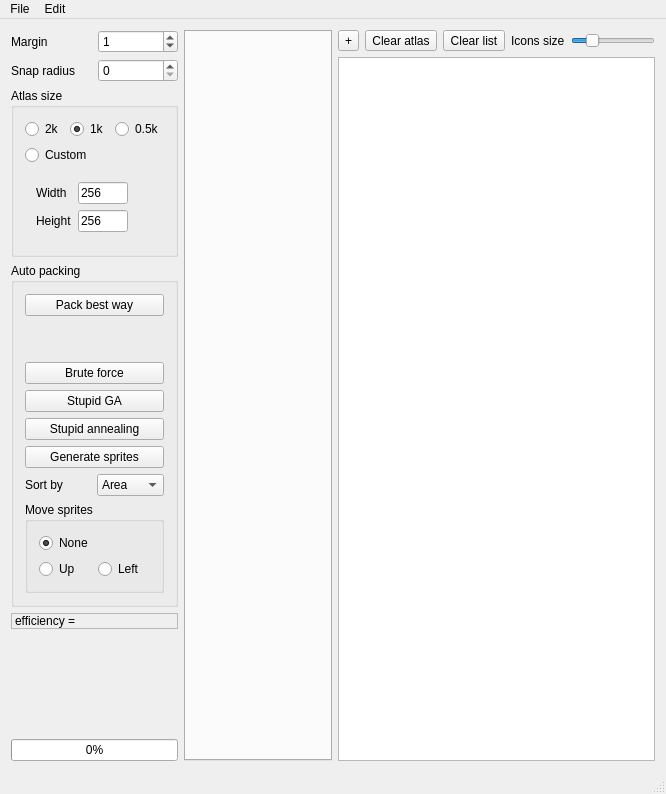
Qt form mainwindow.ui (7ururu/AtlasCreator) before a commit.
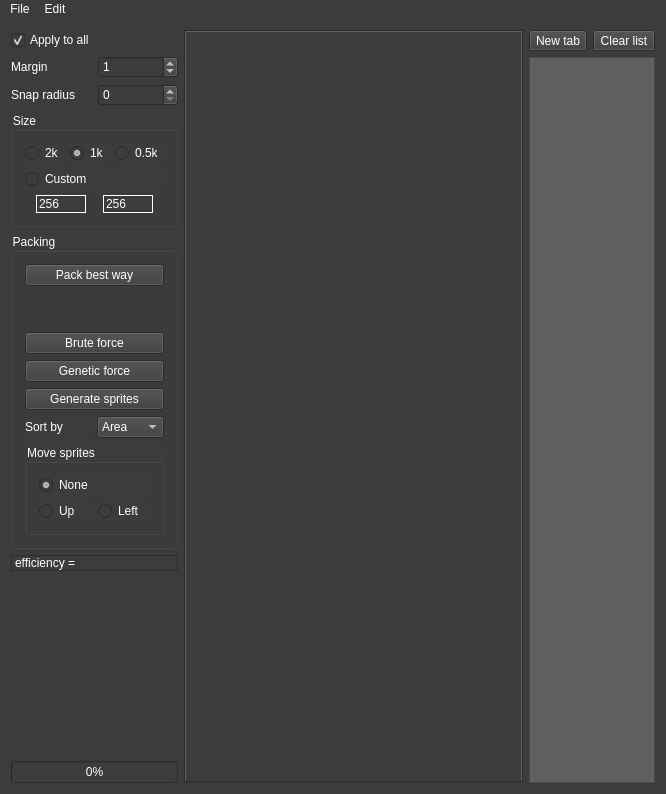
The same form after that commit. The open tabs and pages were chosen to show the change. Custom widgets are drawn as their Qt base class.

The edit to the form file:
```diff
--- a/mainwindow.ui
+++ b/mainwindow.ui
@@ -13,45 +13,53 @@
   <property name="windowTitle">
    <string>AtlasCreator</string>
   </property>
+  <property name="styleSheet">
+   <string notr="true">QObject
+{
+background-color:rgb(60, 60, 60);
+color:rgb(255, 255, 255);
+}
+
+QPushButton:hover
+{
+	background-color:rgb(160, 160, 160);
+}
+
+QLineEdit
+{
+	border:1px solid white;
+}
+</string>
+  </property>
   <widget class="QWidget" name="centralWidget">
    <layout class="QHBoxLayout" name="horizontalLayout_2">
     <item>
-     <layout class="QHBoxLayout" name="horizontalLayout">
-      <item>
-       <layout class="QVBoxLayout" name="verticalLayout_2">
-        <item>
-         <layout class="QHBoxLayout" name="horizontalLayout_6">
-          <item>
+     <layout class="QGridLayout" name="gridLayout_2">
+      <item row="1" column="0">
            <widget class="QLabel" name="labelMargin">
             <property name="text">
              <string>Margin</string>
             </property>
            </widget>
           </item>
-          <item>
+      <item row="1" column="1">
            <widget class="QSpinBox" name="spinBoxMargin">
             <property name="value">
              <number>1</number>
             </property>
            </widget>
           </item>
-         </layout>
-        </item>
-        <item>
-         <layout class="QHBoxLayout" name="horizontalLayout_7">
-          <item>
+      <item row="2" column="0">
            <widget class="QLabel" name="labelSnap">
             <property name="text">
              <string>Snap radius</string>
             </property>
            </widget>
           </item>
-          <item>
+      <item row="2" column="1">
            <widget class="QSpinBox" name="spinBoxSnap"/>
           </item>
-         </layout>
-        </item>
-        <item>
+      <item row="3" column="0" colspan="2">
          <widget class="QGroupBox" name="groupBoxAtlasSize">
           <property name="sizePolicy">
            <sizepolicy hsizetype="Preferred" vsizetype="Preferred">
@@ -60,7 +68,7 @@
            </sizepolicy>
           </property>
           <property name="title">
-           <string>Atlas size</string>
+         <string>Size</string>
           </property>
           <property name="flat">
            <bool>false</bool>
@@ -70,15 +78,15 @@
           </property>
           <layout class="QVBoxLayout" name="verticalLayout">
            <item>
-            <layout class="QHBoxLayout" name="horizontalLayout_10">
-             <item>
+          <layout class="QGridLayout" name="gridLayout_3">
+           <item row="0" column="0">
               <widget class="QRadioButton" name="radioButton2048">
                <property name="text">
                 <string>2k</string>
                </property>
               </widget>
              </item>
-             <item>
+           <item row="0" column="1">
               <widget class="QRadioButton" name="radioButton1024">
                <property name="text">
                 <string>1k</string>
@@ -88,63 +96,20 @@
                </property>
               </widget>
              </item>
-             <item>
+           <item row="0" column="2">
               <widget class="QRadioButton" name="radioButton512">
                <property name="text">
                 <string>0.5k</string>
                </property>
               </widget>
              </item>
-            </layout>
-           </item>
-           <item>
-            <widget class="QRadioButton" name="radioButtonCustom">
-             <property name="text">
-              <string>Custom</string>
-             </property>
-            </widget>
-           </item>
-           <item>
-            <widget class="QStackedWidget" name="stackedWidget">
-             <property name="sizePolicy">
-              <sizepolicy hsizetype="Maximum" vsizetype="Preferred">
-               <horstretch>0</horstretch>
-               <verstretch>0</verstretch>
-              </sizepolicy>
-             </property>
-             <property name="frameShape">
-              <enum>QFrame::NoFrame</enum>
-             </property>
-             <property name="currentIndex">
-              <number>0</number>
-             </property>
-             <widget class="QWidget" name="page0">
-              <property name="sizePolicy">
-               <sizepolicy hsizetype="Ignored" vsizetype="Preferred">
-                <horstretch>0</horstretch>
-                <verstretch>0</verstretch>
-               </sizepolicy>
-              </property>
-             </widget>
-             <widget class="QWidget" name="page1">
-              <property name="sizePolicy">
-               <sizepolicy hsizetype="Preferred" vsizetype="Preferred">
-                <horstretch>0</horstretch>
-                <verstretch>0</verstretch>
-               </sizepolicy>
-              </property>
-              <layout class="QVBoxLayout" name="verticalLayout_3">
-               <item>
-                <layout class="QHBoxLayout" name="horizontalLayout_5">
-                 <item>
-                  <widget class="QLabel" name="labelWidth">
-                   <property name="text">
-                    <string>Width </string>
-                   </property>
-                  </widget>
-                 </item>
+           <item row="2" column="0" colspan="3">
+            <layout class="QHBoxLayout" name="horizontalLayout">
                  <item>
                   <widget class="QLineEdit" name="lineEditWidth">
+               <property name="enabled">
+                <bool>false</bool>
+               </property>
                    <property name="maximumSize">
                     <size>
                      <width>50</width>
@@ -159,19 +124,11 @@
                    </property>
                   </widget>
                  </item>
-                </layout>
-               </item>
-               <item>
-                <layout class="QHBoxLayout" name="horizontalLayout_4">
-                 <item>
-                  <widget class="QLabel" name="labelHeight">
-                   <property name="text">
-                    <string>Height</string>
-                   </property>
-                  </widget>
-                 </item>
                  <item>
                   <widget class="QLineEdit" name="lineEditHeight">
+               <property name="enabled">
+                <bool>false</bool>
+               </property>
                    <property name="maximumSize">
                     <size>
                      <width>50</width>
@@ -185,17 +142,25 @@
                  </item>
                 </layout>
                </item>
-              </layout>
-             </widget>
-            </widget>
+           <item row="1" column="0" colspan="3">
+            <widget class="QRadioButton" name="radioButtonCustom">
+             <property name="enabled">
+              <bool>false</bool>
+             </property>
+             <property name="text">
+              <string>Custom</string>
+             </property>
+            </widget>
            </item>
           </layout>
-         </widget>
-        </item>
-        <item>
+         </item>
+        </layout>
+       </widget>
+      </item>
+      <item row="4" column="0" colspan="2">
          <widget class="QGroupBox" name="groupBoxPacking">
           <property name="title">
-           <string>Auto packing</string>
+         <string>Packing</string>
           </property>
           <layout class="QVBoxLayout" name="verticalLayout_5">
            <item>
@@ -228,19 +193,12 @@
            <item>
             <widget class="QPushButton" name="pushButtonGA">
              <property name="text">
-              <string>Stupid GA</string>
+            <string>Genetic force</string>
              </property>
             </widget>
            </item>
            <item>
-            <widget class="QPushButton" name="pushButtonAnnealing">
-             <property name="text">
-              <string>Stupid annealing</string>
-             </property>
-            </widget>
-           </item>
-           <item>
-            <widget class="QPushButton" name="pushButton_2">
+          <widget class="QPushButton" name="pushButtonGenerateSprites">
              <property name="text">
               <string>Generate sprites</string>
              </property>
@@ -316,7 +274,54 @@
           </layout>
          </widget>
         </item>
-        <item>
+      <item row="8" column="0" colspan="2">
+       <widget class="QProgressBar" name="progressBarPackingProgress">
+        <property name="enabled">
+         <bool>false</bool>
+        </property>
+        <property name="sizePolicy">
+         <sizepolicy hsizetype="Preferred" vsizetype="Preferred">
+          <horstretch>0</horstretch>
+          <verstretch>0</verstretch>
+         </sizepolicy>
+        </property>
+        <property name="value">
+         <number>0</number>
+        </property>
+        <property name="alignment">
+         <set>Qt::AlignCenter</set>
+        </property>
+        <property name="textVisible">
+         <bool>true</bool>
+        </property>
+        <property name="orientation">
+         <enum>Qt::Horizontal</enum>
+        </property>
+        <property name="invertedAppearance">
+         <bool>false</bool>
+        </property>
+        <property name="textDirection">
+         <enum>QProgressBar::TopToBottom</enum>
+        </property>
+       </widget>
+      </item>
+      <item row="6" column="0" colspan="2">
+       <spacer name="verticalSpacer">
+        <property name="orientation">
+         <enum>Qt::Vertical</enum>
+        </property>
+        <property name="sizeType">
+         <enum>QSizePolicy::Expanding</enum>
+        </property>
+        <property name="sizeHint" stdset="0">
+         <size>
+          <width>20</width>
+          <height>40</height>
+         </size>
+        </property>
+       </spacer>
+      </item>
+      <item row="5" column="0" colspan="2">
          <widget class="QLabel" name="labelEfficiency">
           <property name="frameShape">
            <enum>QFrame::StyledPanel</enum>
@@ -332,58 +337,25 @@
           </property>
          </widget>
         </item>
-        <item>
+      <item row="0" column="0" colspan="2">
+       <widget class="QCheckBox" name="checkBoxApplyToAll">
+        <property name="text">
+         <string>Apply to all</string>
+        </property>
+        <property name="checked">
+         <bool>true</bool>
+        </property>
+       </widget>
+      </item>
+      <item row="7" column="0" colspan="2">
          <widget class="QLabel" name="labelMiniMap">
           <property name="text">
            <string/>
           </property>
          </widget>
         </item>
-        <item>
-         <spacer name="verticalSpacer">
-          <property name="orientation">
-           <enum>Qt::Vertical</enum>
-          </property>
-          <property name="sizeType">
-           <enum>QSizePolicy::Expanding</enum>
-          </property>
-          <property name="sizeHint" stdset="0">
-           <size>
-            <width>20</width>
-            <height>40</height>
-           </size>
-          </property>
-         </spacer>
-        </item>
-        <item>
-         <widget class="QProgressBar" name="progressBar">
-          <property name="enabled">
-           <bool>true</bool>
-          </property>
-          <property name="value">
-           <number>0</number>
-          </property>
-          <property name="alignment">
-           <set>Qt::AlignCenter</set>
-          </property>
-          <property name="textVisible">
-           <bool>true</bool>
-          </property>
-          <property name="orientation">
-           <enum>Qt::Horizontal</enum>
-          </property>
-          <property name="invertedAppearance">
-           <bool>false</bool>
-          </property>
-          <property name="textDirection">
-           <enum>QProgressBar::TopToBottom</enum>
-          </property>
-         </widget>
-        </item>
-       </layout>
-      </item>
-     </layout>
-    </item>
+     </layout>
+    </item>
     <item>
      <widget class="QTabWidget" name="tabWidget">
       <property name="tabPosition">
@@ -410,68 +382,8 @@
      </widget>
     </item>
     <item>
-     <layout class="QVBoxLayout" name="verticalLayout_4">
-      <item>
-       <layout class="QHBoxLayout" name="horizontalLayout_3">
-        <item>
-         <widget class="QToolButton" name="toolButtonAddTab">
-          <property name="text">
-           <string>+</string>
-          </property>
-         </widget>
-        </item>
-        <item>
-         <widget class="QToolButton" name="toolButtonClearAtlas">
-          <property name="text">
-           <string>Clear atlas</string>
-          </property>
-         </widget>
-        </item>
-        <item>
-         <widget class="QToolButton" name="toolButtonClearList">
-          <property name="text">
-           <string>Clear list</string>
-          </property>
-         </widget>
-        </item>
-        <item>
-         <widget class="QLabel" name="labelIconsSize">
-          <property name="text">
-           <string>Icons size</string>
-          </property>
-         </widget>
-        </item>
-        <item>
-         <widget class="QSlider" name="iconsSizeSlider">
-          <property name="sizePolicy">
-           <sizepolicy hsizetype="Minimum" vsizetype="Fixed">
-            <horstretch>0</horstretch>
-            <verstretch>0</verstretch>
-           </sizepolicy>
-          </property>
-          <property name="minimum">
-           <number>16</number>
-          </property>
-          <property name="maximum">
-           <number>256</number>
-          </property>
-          <property name="singleStep">
-           <number>16</number>
-          </property>
-          <property name="pageStep">
-           <number>16</number>
-          </property>
-          <property name="value">
-           <number>64</number>
-          </property>
-          <property name="orientation">
-           <enum>Qt::Horizontal</enum>
-          </property>
-         </widget>
-        </item>
-       </layout>
-      </item>
-      <item>
+     <layout class="QGridLayout" name="gridLayout">
+      <item row="1" column="0" colspan="2">
        <widget class="QSpritesListWidget" name="spritesListWidget">
         <property name="sizePolicy">
          <sizepolicy hsizetype="Preferred" vsizetype="Expanding">
@@ -479,9 +391,57 @@
           <verstretch>0</verstretch>
          </sizepolicy>
         </property>
+        <property name="styleSheet">
+         <string notr="true">QListView 
+{
+	background-color: rgba(96, 96, 96, 255);
+}
+QListWidget::item
+{
+ 	border: 1px solid black;
+}</string>
+        </property>
+        <property name="tabKeyNavigation">
+         <bool>false</bool>
+        </property>
         <property name="selectionMode">
          <enum>QAbstractItemView::ExtendedSelection</enum>
         </property>
+        <property name="isWrapping" stdset="0">
+         <bool>true</bool>
+        </property>
+        <property name="modelColumn">
+         <number>0</number>
+        </property>
+        <property name="selectionRectVisible">
+         <bool>true</bool>
+        </property>
+       </widget>
+      </item>
+      <item row="0" column="0">
+       <widget class="QToolButton" name="toolButtonNewTab">
+        <property name="sizePolicy">
+         <sizepolicy hsizetype="Fixed" vsizetype="Fixed">
+          <horstretch>0</horstretch>
+          <verstretch>0</verstretch>
+         </sizepolicy>
+        </property>
+        <property name="text">
+         <string>New tab</string>
+        </property>
+       </widget>
+      </item>
+      <item row="0" column="1">
+       <widget class="QToolButton" name="toolButtonClearList">
+        <property name="sizePolicy">
+         <sizepolicy hsizetype="Fixed" vsizetype="Fixed">
+          <horstretch>0</horstretch>
+          <verstretch>0</verstretch>
+         </sizepolicy>
+        </property>
+        <property name="text">
+         <string>Clear list</string>
+        </property>
        </widget>
       </item>
      </layout>
@@ -497,7 +457,7 @@
      <height>21</height>
     </rect>
    </property>
-   <widget class="QMenu" name="menuFike">
+   <widget class="QMenu" name="menuFile">
     <property name="title">
      <string>File</string>
     </property>
@@ -514,11 +474,10 @@
     <addaction name="actionMove_item_left"/>
     <addaction name="actionMove_item_right"/>
    </widget>
-   <addaction name="menuFike"/>
+   <addaction name="menuFile"/>
    <addaction name="menuEdit"/>
   </widget>
-  <widget class="QStatusBar" name="statusBar"/>
-  <action name="actionAdd_sprites">
+  <action name="actionAddSprites">
    <property name="text">
     <string>Add sprites</string>
    </property>
```
Left out of the diff: 59 changed lines with no effect on the pictures. Lines whose indentation alone changed are shown as unchanged.
